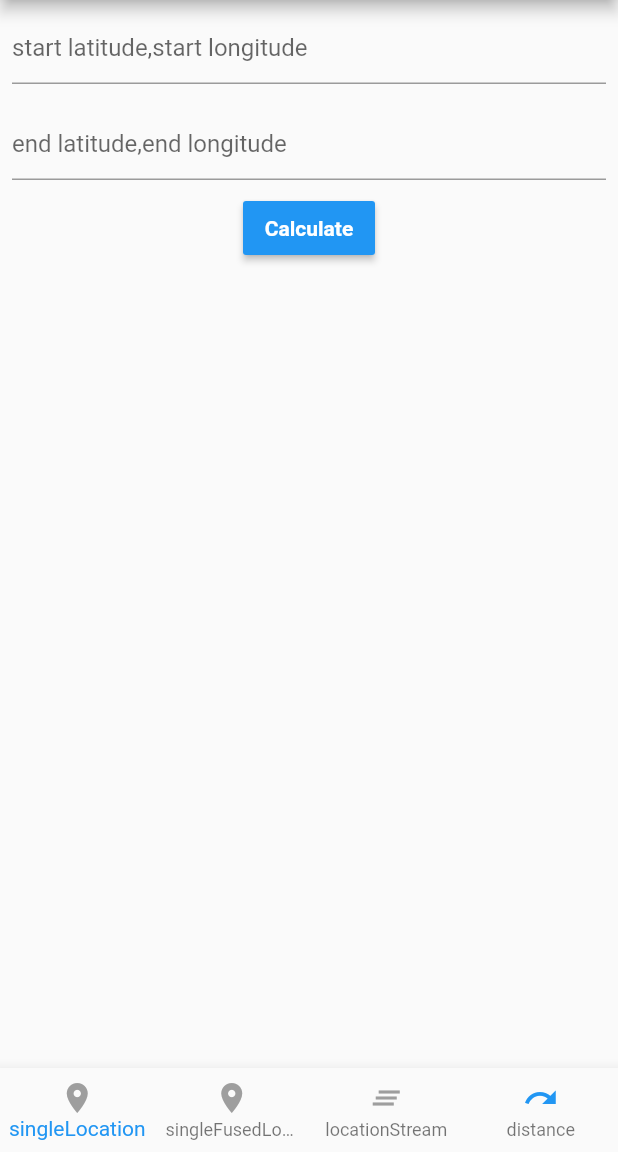
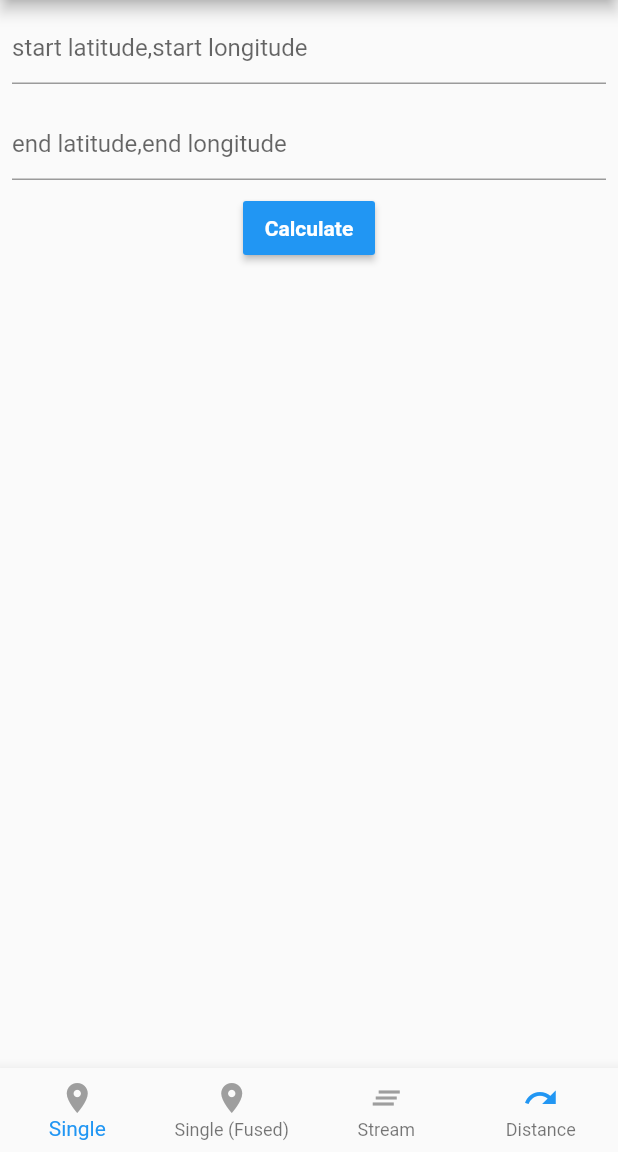
Before and after one commit to ai-pikaqiu/flutter, a Flutter app: the screen it shows after launch, item 4 of the bottom bar chosen, on a phone screen of 412 x 824 dp, the part 84-1236 px from its top. Run offline on Flutter 3.47's test engine with Material 2 defaults, Android fonts, the phone set to English and light mode, and no system bars; missing offline and left inert: google_api_availability, location_permissions.

Commit message:
Improve example UI, tab titles

```diff
--- a/example/lib/main.dart
+++ b/example/lib/main.dart
@@ -63,7 +63,7 @@ class BottomNavigationState extends State<GeolocatorExampleApp> {
 
   BottomNavigationBarItem _buildBottomNavigationBarItem(
       IconData icon, TabItem tabItem) {
-    final String text = tabItem.toString().split('.').last;
+    final String text = _title(tabItem);
     final Color color =
         _currentItem == tabItem ? Theme.of(context).primaryColor : Colors.grey;
 
@@ -105,4 +105,19 @@ class BottomNavigationState extends State<GeolocatorExampleApp> {
       _currentItem = selectedTabItem;
     });
   }
+
+  String _title(TabItem item) {
+    switch (item) {
+      case TabItem.singleLocation:
+        return 'Single';
+      case TabItem.singleFusedLocation:
+        return 'Single (Fused)';
+      case TabItem.locationStream:
+        return 'Stream';
+      case TabItem.distance:
+        return 'Distance';
+      default:
+        throw 'Unknown: $item';
+    }
+  }
 }
--- a/example/lib/pages/current_location_widget.dart
+++ b/example/lib/pages/current_location_widget.dart
@@ -71,17 +71,11 @@ class _LocationState extends State<CurrentLocationWidget> {
   }
 
   // Platform messages are asynchronous, so we initialize in an async method.
-  Future<void> _initCurrentLocation() async {
-    // This timeout is managed by the Geolocator plugin internally.
-    // The FusedLocationProvider in Android will account for accurate & quick readings - therefore timeouts are not needed.
-    // If Geolocator uses the raw GPS sensor though, no data can be returned until the phone has an GPS signal (line of sight with the satellites).
-    final Duration timeout =
-        widget.androidFusedLocation ? Duration.zero : Duration(seconds: 5);
+  _initCurrentLocation() {
     Geolocator()
       ..forceAndroidLocationManager = !widget.androidFusedLocation
       ..getCurrentPosition(
         desiredAccuracy: LocationAccuracy.best,
-        timeout: timeout,
       ).then((position) {
         if (mounted) {
           setState(() => _currentPosition = position);
```
